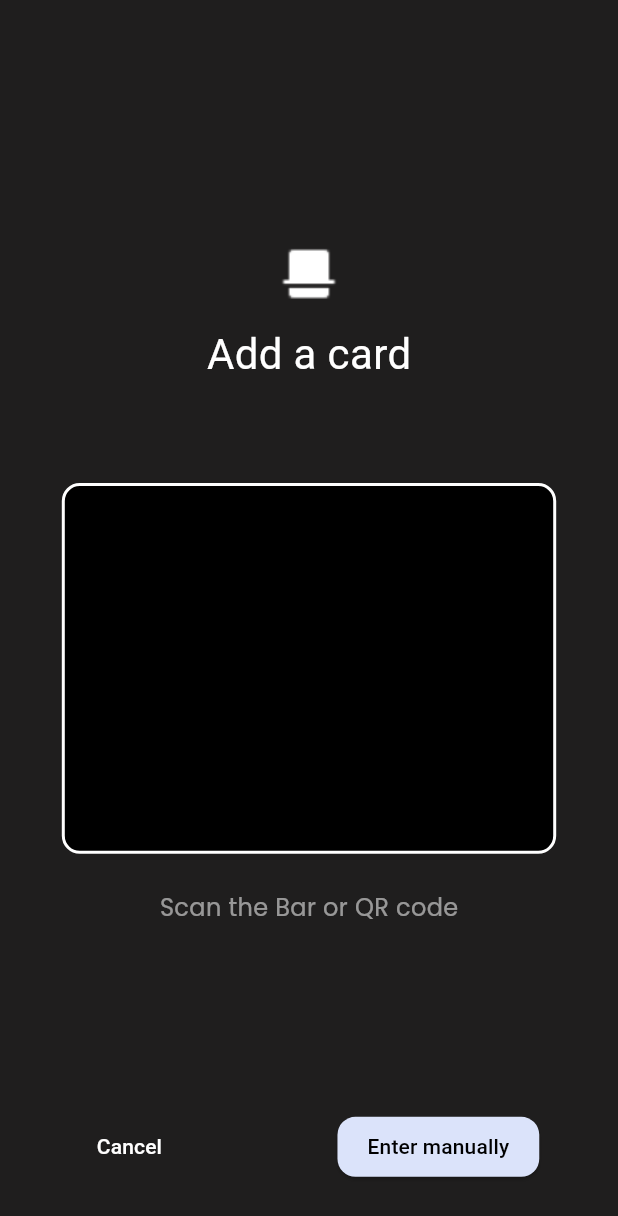
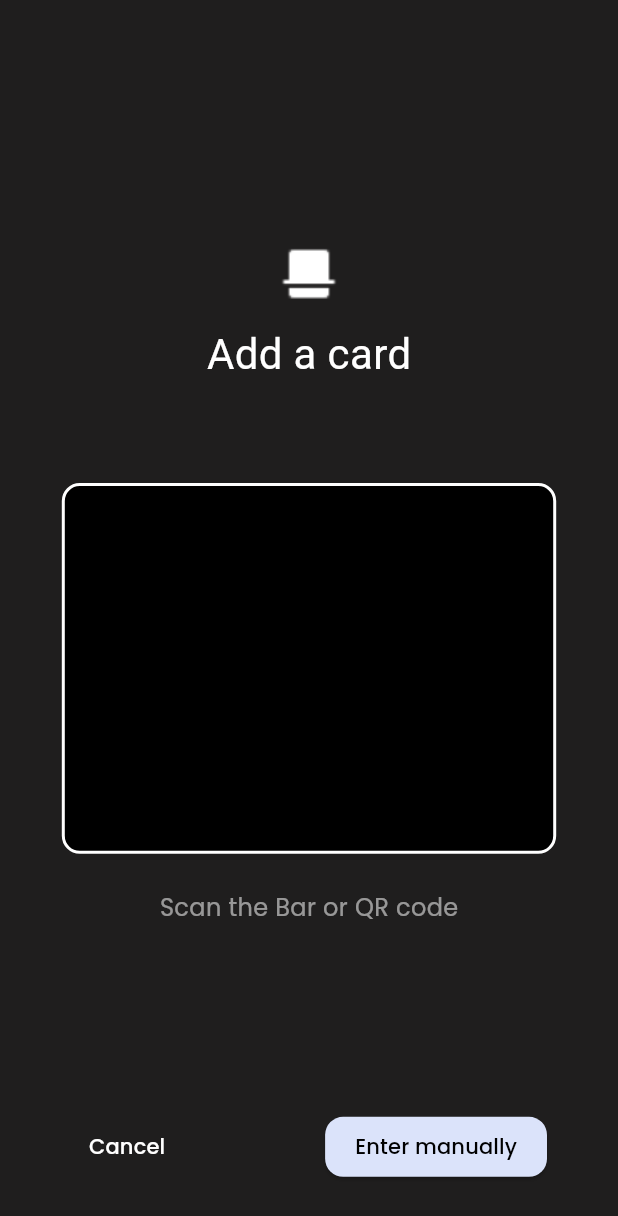
Before and after one commit to khsujon/Bismo_Assignmnet, a Flutter app: the screen it shows after launch, after a tap on "Add to Wallet", on a phone screen of 412 x 824 dp. Shown: the top 1216 px of the screen. Run offline on Flutter 3.47's test engine with Material 3 defaults, Android fonts, the phone set to English and light mode, and no system bars; our stand-ins replace barcode_widget, google_fonts, smooth_page_indicator; missing offline and left inert: flutter_barcode_scanner; Roboto replaces fonts that are missing (Sen).

Commit message:
final commit

```diff
--- a/lib/screens/add_card_page.dart
+++ b/lib/screens/add_card_page.dart
@@ -125,7 +125,8 @@ class _AddCardPageState extends State<AddCardPage> {
                 onPressed: () {
                   Navigator.pop(context);
                 },
-                child: Text("Cancel", style: TextStyle(color: Colors.white)),
+                child: Text("Cancel",
+                    style: GoogleFonts.poppins(color: Colors.white)),
               ),
               ElevatedButton(
                 onPressed: () {
@@ -145,7 +146,7 @@ class _AddCardPageState extends State<AddCardPage> {
                 ),
                 child: Text(
                   "Enter manually",
-                  style: TextStyle(color: Colors.black),
+                  style: GoogleFonts.poppins(color: Colors.black),
                 ),
               ),
             ],
--- a/lib/widgets/home_list_card.dart
+++ b/lib/widgets/home_list_card.dart
@@ -1,5 +1,6 @@
 // ignore_for_file: public_member_api_docs, sort_constructors_first
 import 'package:flutter/material.dart';
+import 'package:google_fonts/google_fonts.dart';
 
 class HomeListCard extends StatefulWidget {
   String storeImagePath;
@@ -61,14 +62,16 @@ class _HomeListCardState extends State<HomeListCard> {
                 children: [
                   Text(
                     widget.storeName,
-                    style: TextStyle(fontSize: 20, fontWeight: FontWeight.w500),
+                    style: GoogleFonts.poppins(
+                        fontSize: 20, fontWeight: FontWeight.w500),
                   ),
                   SizedBox(
                     height: 5,
                   ),
                   Text(
                     widget.cardType,
-                    style: TextStyle(fontSize: 16, fontWeight: FontWeight.w500),
+                    style: GoogleFonts.poppins(
+                        fontSize: 16, fontWeight: FontWeight.w500),
                   ),
                 ],
               )
```
Also changed, not shown: lib/widgets/all_store_cards.dart (+5 -2 lines).
